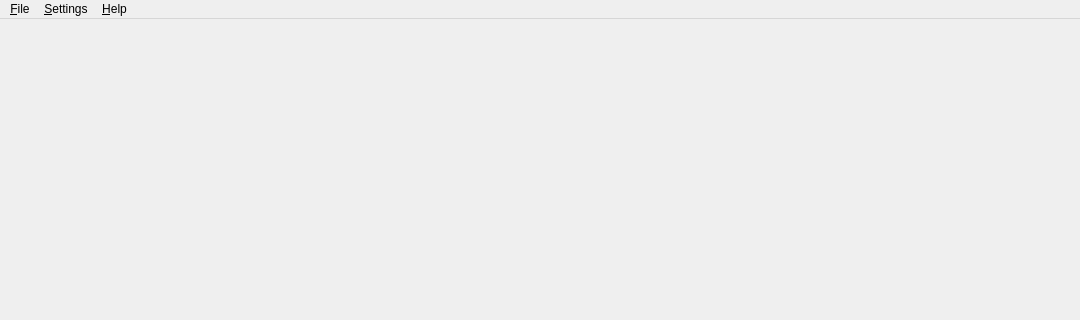
Qt form src/widget/main_window/main_window.ui (NotchBrown/Industrial-Data-Radio-PLC-18SPR-Software) before a commit; both pictures show x 0 to 1080 and y 0 to 320 of the 1080 by 720 pixel window.
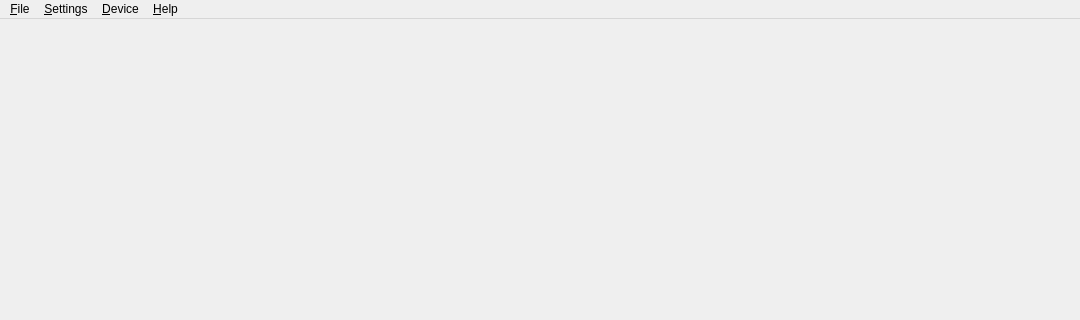
The same form after that commit.

Commit message: 设备菜单与示例子菜单

Diff of the .ui file:
```diff
--- a/src/widget/main_window/main_window.ui
+++ b/src/widget/main_window/main_window.ui
@@ -112,6 +112,14 @@
     <addaction name="separator"/>
     <addaction name="actionConnectionSettings"/>
    </widget>
+   <widget class="QMenu" name="menuDevice">
+    <property name="title">
+     <string>&amp;Device</string>
+    </property>
+    <addaction name="actionReadAll"/>
+    <addaction name="actionWriteAll"/>
+    <addaction name="actionApplyAll"/>
+   </widget>
    <widget class="QMenu" name="menuHelp">
     <property name="title">
      <string>&amp;Help</string>
@@ -120,6 +128,7 @@
    </widget>
    <addaction name="menuFile"/>
    <addaction name="menuSettings"/>
+   <addaction name="menuDevice"/>
    <addaction name="menuHelp"/>
   </widget>
   <widget class="QStatusBar" name="statusbar"/>
```
Left out of the diff: 30 changed lines with no effect on the pictures.
